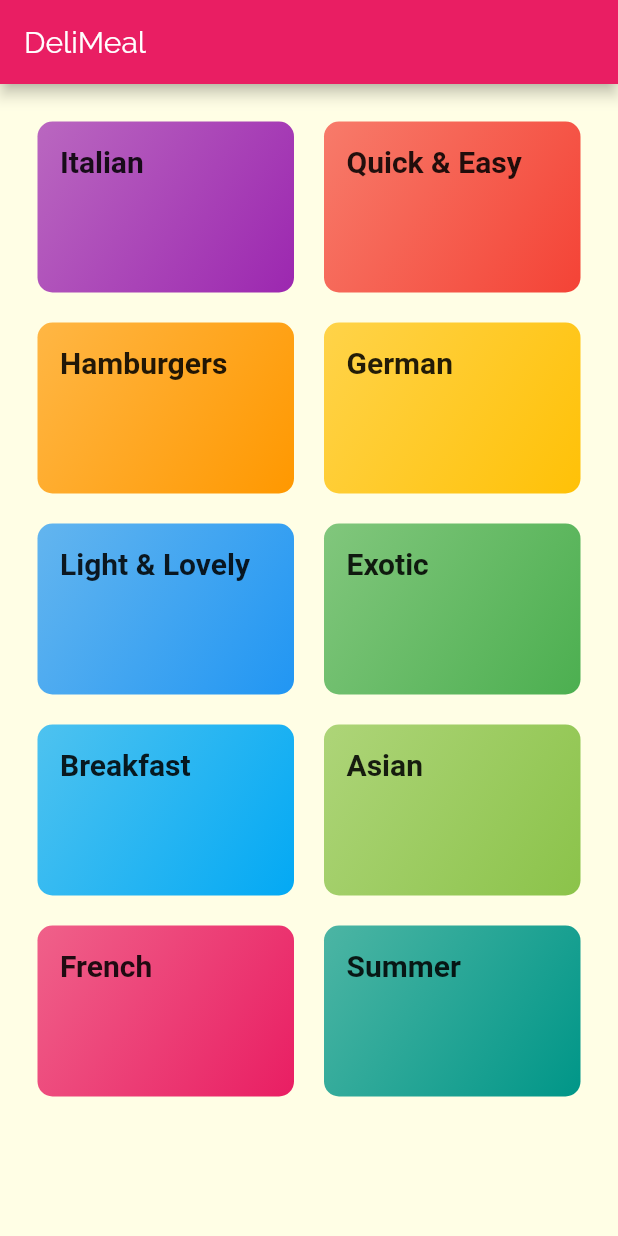
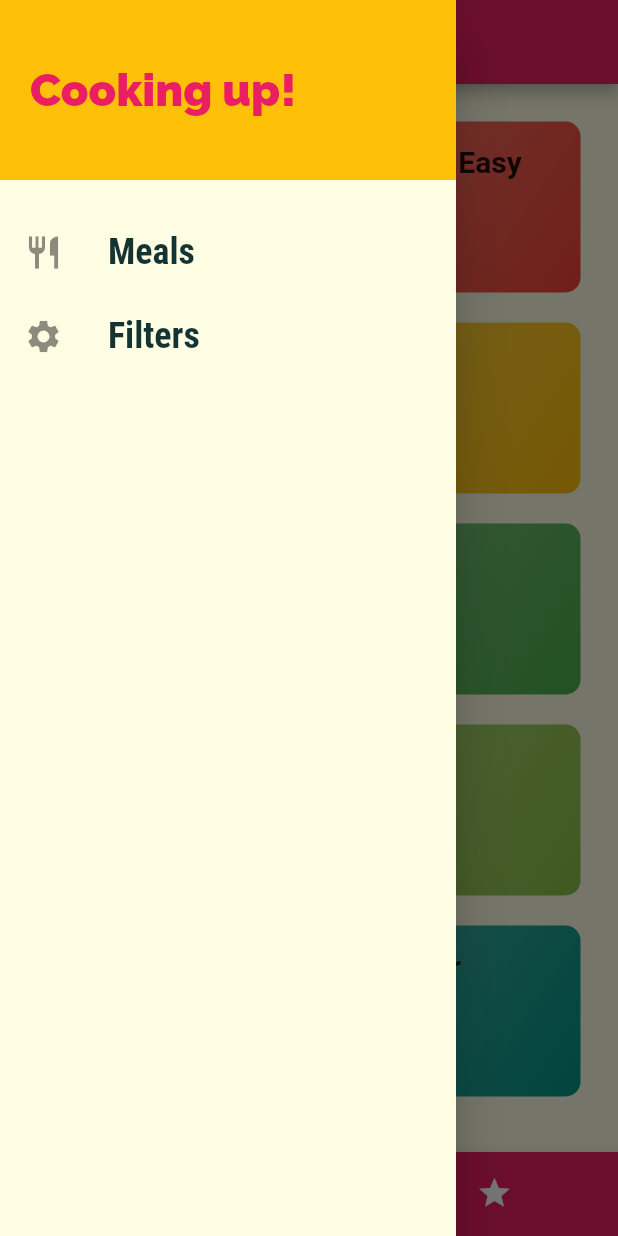
Before and after one commit to martinez96carlos/fluttercourseapp3, a Flutter app: the screen it shows after launch, with the side drawer open (before the commit the screen has no drawer), on a phone screen of 412 x 824 dp. Run offline on Flutter 3.47's test engine with Material 2 defaults, Android fonts, the phone set to English and light mode, and no system bars; Roboto replaces fonts that are missing (RobotoCondesed).

Commit message:
filtros y barra de menus abajo agregados

```diff
--- a/lib/main.dart
+++ b/lib/main.dart
@@ -1,11 +1,50 @@
 import 'package:flutter/material.dart';
-import 'package:third_app/categories_screen.dart';
-import './category_meals_screen.dart';
-import './categories_screen.dart';
+import './screens/filters_screen.dart';
+import './screens/tabs_screem.dart';
+import './screens/meal_detail_screen.dart';
+import './screens/category_meals_screen.dart';
+import './screens/categories_screen.dart';
+import './dummy_data.dart';
+import './models/meal.dart';
 
 void main() => runApp(MyApp());
 
-class MyApp extends StatelessWidget {
+class MyApp extends StatefulWidget {
+  @override
+  _MyAppState createState() => _MyAppState();
+}
+
+class _MyAppState extends State<MyApp> {
+  Map<String, bool> _filters ={
+    'gluten': false,
+    'lactose': false,
+    'vegan': false,
+    'vegetarian': false,
+  };
+
+  List<Meal> _availableMeals = DUMMY_MEALS;
+
+  void _setFilter(Map<String, bool> filterData){
+    setState(() {
+      _filters = filterData;
+      _availableMeals = DUMMY_MEALS.where((meal) {
+        if( _filters['gluten'] && !meal.isGlutenFree){
+          return false;
+        }
+         if( _filters['lactose'] && !meal.isLactoseFree){
+          return false;
+        }
+         if( _filters['vegan'] && !meal.isVegan){
+          return false;
+        }
+         if( _filters['vegetarian'] && !meal.isVegetarian){
+          return false;
+        }
+        return true;
+      }).toList();
+    });
+  }
+
   @override
   Widget build(BuildContext context) {
     return MaterialApp(
@@ -32,9 +71,15 @@ class MyApp extends StatelessWidget {
       // home: CategoriesScreen(),
       initialRoute: '/',
       routes: {
-        '/': (ctx)=>CategoriesScreen(),
-        CategoryMealsScreen.routeName: (ctx)=>CategoryMealsScreen(),
+        '/': (ctx)=>TabsScreen(),
+        CategoryMealsScreen.routeName: (ctx)=>CategoryMealsScreen(_availableMeals),
+        MealDeatailScreen.routeName: (ctx) => MealDeatailScreen(),
+        FiltersScreen.routeName: (ctx,) => FiltersScreen(_filters,_setFilter),
       },
+      onUnknownRoute: (settings){
+        return MaterialPageRoute(builder: (ctx)=>CategoriesScreen());
+      },
+
     );
   }
 }
--- a/lib/categories_screen.dart
+++ b/lib/screens/categories_screen.dart
@@ -1,15 +1,11 @@
 import 'package:flutter/material.dart';
-import './dummy_data.dart';
-import './category_item.dart';
+import '../dummy_data.dart';
+import '../widgets/category_item.dart';
 
 class CategoriesScreen extends StatelessWidget {
   @override
   Widget build(BuildContext context) {
-    return Scaffold(
-      appBar: AppBar(
-        title: const Text('DeliMeal'),
-      ),
-      body: GridView(
+    return GridView(
         padding: const EdgeInsets.all(25),
         children: DUMMY_CATEGORIES
             .map(
@@ -26,7 +22,6 @@ class CategoriesScreen extends StatelessWidget {
           crossAxisSpacing: 20,
           mainAxisSpacing: 20,
         ),
-      ),
     );
   }
 }
--- /dev/null
+++ b/lib/screens/tabs_screem.dart
@@ -0,0 +1,59 @@
+import 'package:flutter/material.dart';
+import '../widgets/main_drawer.dart';
+import './categories_screen.dart';
+import './favorite_screen.dart';
+
+class TabsScreen extends StatefulWidget {
+  @override
+  _TabsScreenState createState() => _TabsScreenState();
+}
+
+class _TabsScreenState extends State<TabsScreen> {
+  final List<Map<String, dynamic>> _pages = [
+    {
+      'page': CategoriesScreen(),
+      'title': 'Categories',
+    },
+    {
+      'page': FavoriteScreen(),
+      'title': 'Your Favorite',
+    },
+  ];
+  int _selectedPageIndex = 0;
+
+  void _selectPage(int index) {
+    setState(() {
+      _selectedPageIndex = index;
+    });
+  }
+
+  @override
+  Widget build(BuildContext context) {
+    return Scaffold(
+      appBar: AppBar(
+        title: Text(_pages[_selectedPageIndex]['title']),
+      ),
+      drawer: MainDrawer(),
+      body: _pages[_selectedPageIndex]['page'],
+      bottomNavigationBar: BottomNavigationBar(
+          onTap: _selectPage,
+          backgroundColor: Theme.of(context).primaryColor,
+          unselectedItemColor: Colors.white,
+          selectedItemColor: Theme.of(context).accentColor,
+          currentIndex: _selectedPageIndex,
+          type: BottomNavigationBarType.shifting,
+          items: [
+            BottomNavigationBarItem(
+              backgroundColor: Theme.of(context).primaryColor,
+              icon: Icon(Icons.category),
+              title: Text('Categories'),
+            ),
+            BottomNavigationBarItem(
+              backgroundColor: Theme.of(context).primaryColor,
+              icon: Icon(Icons.star),
+              title: Text('Favorites'),
+            ),
+          ]),
+    );
+  }
+}
--- a/lib/category_item.dart
+++ b/lib/widgets/category_item.dart
@@ -1,5 +1,5 @@
 import 'package:flutter/material.dart';
-import './category_meals_screen.dart';
+import '../screens/category_meals_screen.dart';
 
 class CategoryItem extends StatelessWidget {
   final String id;
--- /dev/null
+++ b/lib/widgets/main_drawer.dart
@@ -0,0 +1,64 @@
+import 'package:flutter/material.dart';
+import '../screens/filters_screen.dart';
+
+class MainDrawer extends StatelessWidget {
+  Widget buildListTile(String title, IconData icon, Function tapHandler) {
+    return ListTile(
+      leading: Icon(
+        icon,
+        size: 26,
+      ),
+      title: Text(
+        title,
+        style: TextStyle(
+          fontFamily: 'RobotoCondensed',
+          fontSize: 24,
+          fontWeight: FontWeight.bold,
+        ),
+      ),
+      onTap: tapHandler,
+    );
+  }
+
+  @override
+  Widget build(BuildContext context) {
+    return Drawer(
+      child: Column(
+        children: <Widget>[
+          Container(
+            height: 120,
+            width: double.infinity,
+            padding: EdgeInsets.all(20),
+            alignment: Alignment.centerLeft,
+            color: Theme.of(context).accentColor,
+            child: Text(
+              'Cooking up!',
+              style: TextStyle(
+                fontWeight: FontWeight.w900,
+                fontSize: 30,
+                color: Theme.of(context).primaryColor,
+              ),
+            ),
+          ),
+          SizedBox(
+            height: 20,
+          ),
+          buildListTile(
+            'Meals',
+            Icons.restaurant,
+            (){
+              Navigator.of(context).pushReplacementNamed('/');
+            }
+          ),
+          buildListTile(
+            'Filters',
+            Icons.settings,
+            (){
+              Navigator.of(context).pushReplacementNamed(FiltersScreen.routeName);
+            }
+          ),
+        ],
+      ),
+    );
+  }
+}
```
Also changed, not shown: lib/category_meals_screen.dart (deleted, +0 -25 lines), lib/screens/category_meals_screen.dart (added, +72 -0 lines), lib/screens/favorite_screen.dart (added, +9 -0 lines), lib/screens/filters_screen.dart (added, +111 -0 lines), lib/screens/meal_detail_screen.dart (added, +94 -0 lines), lib/widgets/meal_item.dart (added, +165 -0 lines).
